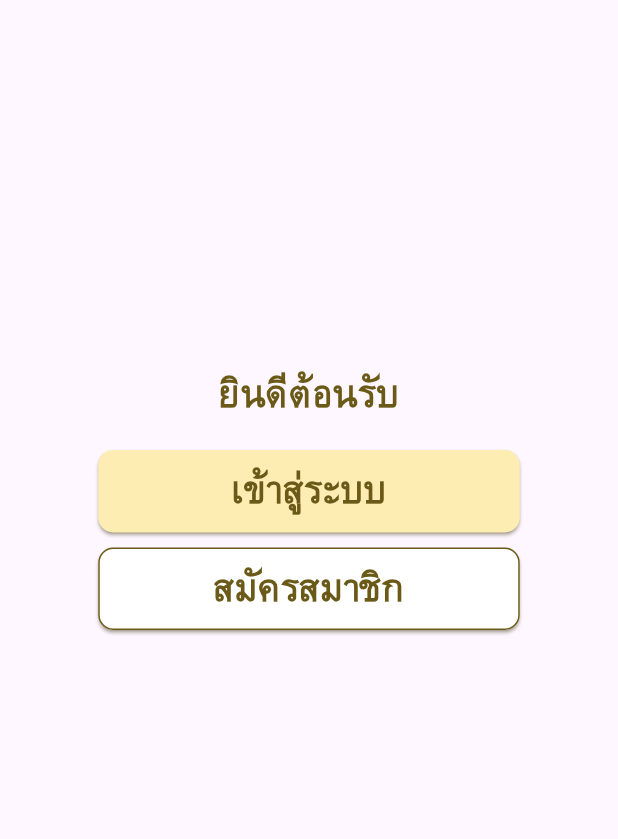
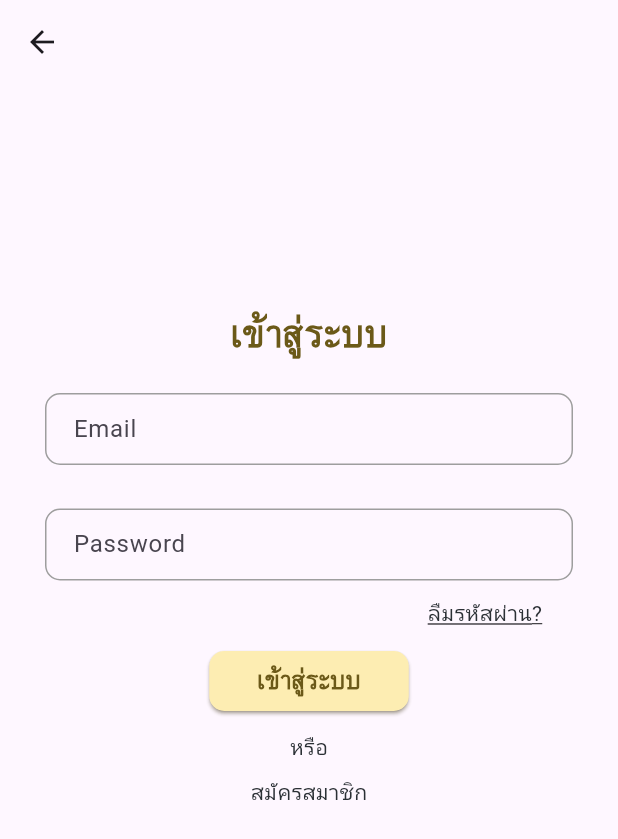
Before and after one commit to magomie/Health-reminders, a Flutter app: the screen it shows after launch, after a tap on "เข้าสู่ระบบ", on a phone screen of 412 x 824 dp. Shown: the top 839 px of the screen. Run offline on Flutter 3.47's test engine with Material 3 defaults, Android fonts, the phone set to English and light mode, and no system bars.

Commit message:
หน้า login
Co-Authored-By: NEO <75066153+N3O-N@users.noreply.github.com>

```diff
--- a/health_reminders/lib/pages/landing.dart
+++ b/health_reminders/lib/pages/landing.dart
@@ -1,4 +1,5 @@
 import 'package:flutter/material.dart';
+import 'package:health_reminders/pages/login.dart';
 import 'package:health_reminders/styles/button.dart';
 import 'package:health_reminders/styles/text.dart';
 
@@ -26,6 +27,10 @@ class landingPage extends StatelessWidget {
                 onPressed: () {
                   // Handle the first button press
                   print('Button 1 Pressed');
+                  Navigator.push(
+                    context,
+                    MaterialPageRoute(builder: (context) => loginPage()),
+                  );
                 },
                 child: Text('เข้าสู่ระบบ',style: TextStyles.login,),
               ),
--- /dev/null
+++ b/health_reminders/lib/pages/login.dart
@@ -0,0 +1,142 @@
+import 'package:flutter/material.dart';
+import 'package:health_reminders/styles/button.dart';
+import 'package:health_reminders/styles/text.dart';
+
+class loginPage extends StatelessWidget {
+  @override
+  Widget build(BuildContext context) {
+    final TextEditingController emailController = TextEditingController();
+    final TextEditingController passwordController = TextEditingController();
+
+    return Scaffold(
+      appBar: AppBar(
+      ),
+      body: Center(
+
+        child: Container(
+          child: Column(
+            children: <Widget>[
+              SizedBox(height: 150,),
+              Text('เข้าสู่ระบบ', style: TextStyle(
+          color: Color.fromRGBO(107, 89, 24, 1),
+          fontFamily: 'Garuda',
+          fontWeight: FontWeight.bold,
+          fontSize: 24),
+              ),
+              Column(
+                children: [
+                  SizedBox(height: 10,),
+                  Padding(
+                    padding: const EdgeInsets.symmetric(horizontal: 30.0 , vertical: 12.0),
+                    child: TextField(
+                      controller: emailController,
+                      decoration: InputDecoration(
+                        labelText: 'Email',
+                        contentPadding: EdgeInsets.symmetric(vertical: 12.0, horizontal: 15.0),
+                        border: OutlineInputBorder(),
+                       focusedBorder: OutlineInputBorder(
+                        borderSide: BorderSide(color: Colors.grey, width: 2.0),
+                        borderRadius: BorderRadius.circular(10.0),
+                      ),
+                      enabledBorder: OutlineInputBorder(
+                        borderSide: BorderSide(color: Colors.grey, width: 1.0),
+                        borderRadius: BorderRadius.circular(10.0),
+                      ),
+
+                      ),
+                    ),
+                  ),
+
+                 SizedBox(height: 5,),
+                  Padding(
+                    padding: const EdgeInsets.symmetric(horizontal: 30.0 , vertical: 12.0),
+                    child: TextField(
+                      controller: passwordController,
+                      decoration: InputDecoration(
+                        labelText: 'Password',
+                        contentPadding: EdgeInsets.symmetric(vertical: 12.0, horizontal: 15.0),
+                        border: OutlineInputBorder(),
+                        focusedBorder: OutlineInputBorder(
+                        borderSide: BorderSide(color: Colors.grey, width: 2.0),
+                        borderRadius: BorderRadius.circular(10.0),
+                      ),
+                      enabledBorder: OutlineInputBorder(
+                        borderSide: BorderSide(color: Colors.grey, width: 1.0),
+                        borderRadius: BorderRadius.circular(10.0),
+                      ),
+                      ),
+                    ),
+                  ),
+                ],
+              ),
+
+              //SizedBox(height: 5,),
+               Column(
+                 children: [
+                   Row(
+                     children: [
+                      SizedBox(width: 285,),
+                       GestureDetector(
+                        onTap: () {
+                          // Handle the "Forgot Password" action
+                          print('Forgot Password tapped');
+                        },
+
+                        child: Text('ลืมรหัสผ่าน?', style: TextStyle(
+                            color: const Color.fromARGB(255, 43, 48, 53), // You can change the color as needed
+                            decoration: TextDecoration.underline,
+                            fontSize: 14,
+
+                          ),
+                        ),
+                      ),
+                     ],
+                   ),
+                 ],
+               ),
+
+              SizedBox(height: 10,),
+              ElevatedButton(
+                style: buttonlgin,
+                onPressed: () {
+                  // Handle the first button press
+                  print('Button 1 Pressed');
+                },
+                child: Text('เข้าสู่ระบบ',style:TextStyles.Tlogin),
+              ),
+
+              SizedBox(height: 10,),
+              GestureDetector(
+                        onTap: () {
+                          // Handle the "Forgot Password" action
+                          print('Forgot Password tapped');
+                        },
+
+                        child: Text('หรือ', style: TextStyle(
+                            color: const Color.fromARGB(255, 43, 48, 53), // You can change the color as needed
+                            fontSize: 14,
+
+                          ),
+                        ),
+                 ),
+
+              SizedBox(height: 10,),
+              GestureDetector(
+                        onTap: () {
+                          // Handle the "Forgot Password" action
+                          print('Forgot Password tapped');
+                        },
+
+                        child: Text('สมัครสมาชิก', style: TextStyle(
+                            color: const Color.fromARGB(255, 43, 48, 53), // You can change the color as needed
+                            fontSize: 14,
+                        ),
+                      ),
+                    ),
+            ],
+          ),
+        ),
+      ),
+    );
+  }
+}
--- a/health_reminders/lib/styles/button.dart
+++ b/health_reminders/lib/styles/button.dart
@@ -23,3 +23,14 @@ final ButtonStyle buttontwo = ElevatedButton.styleFrom(
   shadowColor: brown,
   elevation: 1,
 );
+
+final ButtonStyle buttonlgin = ElevatedButton.styleFrom(
+  minimumSize: Size(133, 40),
+  primary: yellow,
+  //elevation: 0,
+  shape: const RoundedRectangleBorder(
+    borderRadius: BorderRadius.all(Radius.circular(10)),
+  ),
+  shadowColor: brown,
+  elevation: 1,
+);
--- a/health_reminders/lib/styles/text.dart
+++ b/health_reminders/lib/styles/text.dart
@@ -8,4 +8,11 @@ class TextStyles {
     color: brown,
     fontFamily: 'Garuda'
   );
+
+  static const TextStyle Tlogin = TextStyle(
+    fontSize: 16,
+    fontWeight: FontWeight.bold,
+    color: brown,
+    fontFamily: 'Garuda'
+  );
 }
```
